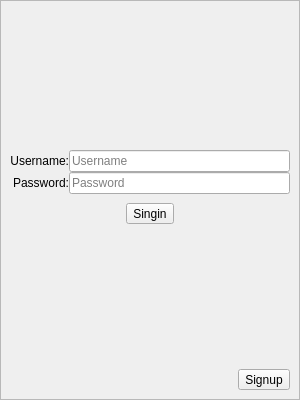
Before: the Qt Designer form src/ui/AuthWindow/AuthWindow.ui in guoiaoang/TaoTieChat, drawn with Qt 5.
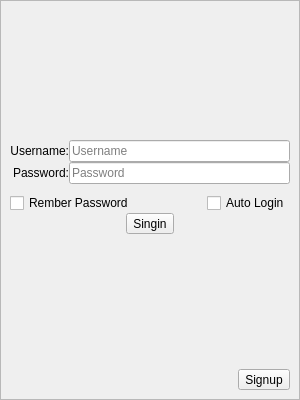
After: the same form once the commit is applied.

```diff
--- a/src/ui/AuthWindow/AuthWindow.ui
+++ b/src/ui/AuthWindow/AuthWindow.ui
@@ -159,6 +159,37 @@
              </item>
             </layout>
            </item>
+           <item>
+            <layout class="QGridLayout" name="signin_layout_check">
+             <item row="0" column="2">
+              <widget class="QCheckBox" name="signin_check_auto">
+               <property name="text">
+                <string>Auto Login</string>
+               </property>
+              </widget>
+             </item>
+             <item row="0" column="0">
+              <widget class="QCheckBox" name="signin_check_rember">
+               <property name="text">
+                <string>Rember Password</string>
+               </property>
+              </widget>
+             </item>
+             <item row="0" column="1">
+              <spacer name="signin_spacer_check">
+               <property name="orientation">
+                <enum>Qt::Orientation::Horizontal</enum>
+               </property>
+               <property name="sizeHint" stdset="0">
+                <size>
+                 <width>40</width>
+                 <height>20</height>
+                </size>
+               </property>
+              </spacer>
+             </item>
+            </layout>
+           </item>
            <item>
             <layout class="QHBoxLayout" name="signin_layout_signin">
              <property name="sizeConstraint">
```
Left out of the diff: 12 changed lines with no effect on the pictures.
